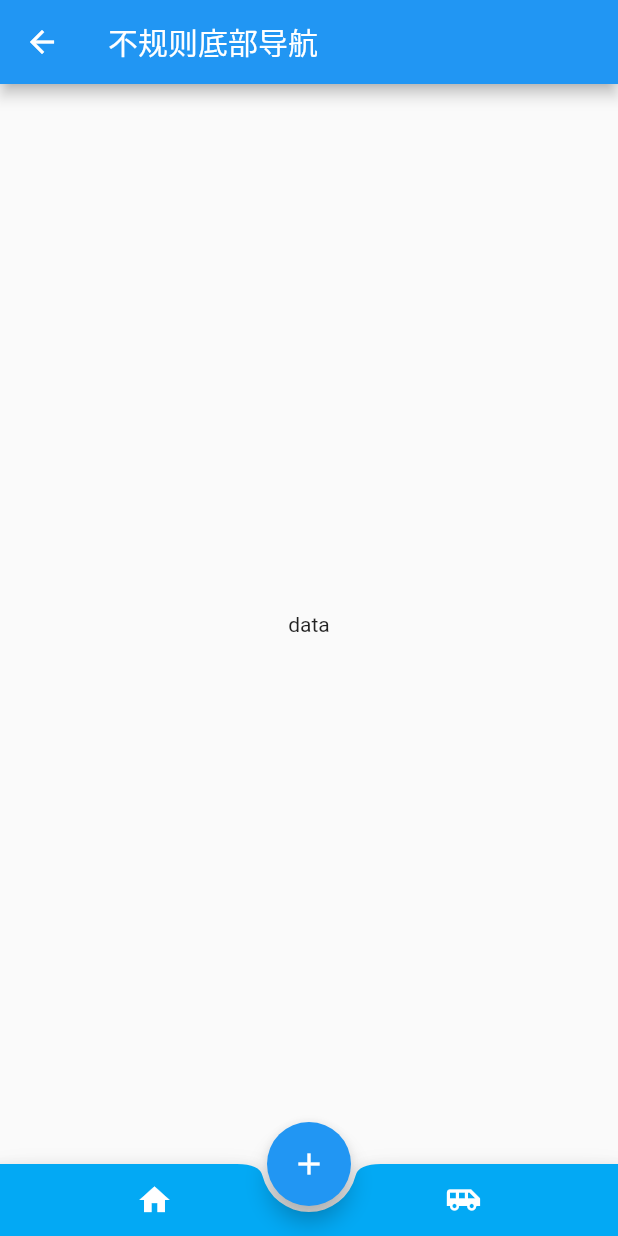
After one commit to no1harm/my_flutter_app, a Flutter app: the screen it shows after launch, after a tap on "不规则底部导航", on a phone screen of 412 x 824 dp. The commit adds this screen. Run offline on Flutter 3.47's test engine with Material 2 defaults, Android fonts, the phone set to English and light mode, and no system bars.

Commit message:
底部导航栏

```diff
--- /dev/null
+++ b/lib/anomalyFooter.dart
@@ -0,0 +1,79 @@
+import 'package:flutter/material.dart';
+
+class AnomalyFooterGuide extends StatefulWidget {
+  @override
+  _AnomalyFooterGuideState createState() => _AnomalyFooterGuideState();
+}
+
+class _AnomalyFooterGuideState extends State<AnomalyFooterGuide> {
+  List<Widget> list = List();
+  int _currentIndex = 0;
+  @override
+  void initState(){
+    list..add(AnomalyFooterPageGenarator('home'))..add(AnomalyFooterPageGenarator('cart'));
+    super.initState();
+  }
+  Widget build(BuildContext context) {
+    return new Scaffold(
+      appBar: AppBar(title: Text('不规则底部导航'),
+      ),
+      body: new Center(
+        child: Text('data'),
+      ),
+      floatingActionButton: FloatingActionButton(
+        onPressed: (){}, // 悬浮按钮点击事件
+        tooltip: 'Hello World', // 悬浮按钮长按显示
+        child: Icon(
+          Icons.add,
+          color: Colors.white,
+        ),
+      ),
+      floatingActionButtonLocation: FloatingActionButtonLocation.centerDocked,  // 当悬浮按钮要与底部导航栏融合时的必填选项
+      bottomNavigationBar: BottomAppBar(  // 底部工具栏，可以防止文字、图标、widget
+        color:Colors.lightBlue,
+        shape:CircularNotchedRectangle(), // 为了和 floatingActionButton 融合
+        child: Row(
+           mainAxisSize: MainAxisSize.max,
+           mainAxisAlignment: MainAxisAlignment.spaceAround,
+           children: <Widget>[
+             IconButton(
+               icon:Icon(Icons.home),
+               color:Colors.white,
+               onPressed:(){
+
+               }
+             ),
+             IconButton(
+               icon:Icon(Icons.airport_shuttle),
+               color:Colors.white,
+               onPressed:(){
+
+               }
+             ),
+           ],
+         ),
+      ),
+    );
+  }
+}
+
+class AnomalyFooterPageGenarator extends StatefulWidget {
+  String _title;
+  AnomalyFooterPageGenarator(this._title);
+
+  @override
+  _AnomalyFooterPageGenaratorState createState() => _AnomalyFooterPageGenaratorState();
+}
+
+class _AnomalyFooterPageGenaratorState extends State<AnomalyFooterPageGenarator> {
+
+  @override
+  Widget build(BuildContext context) {
+    return new Scaffold(
+      appBar: AppBar(title: Text(widget._title),),
+      body: new Center(
+        child: Text(widget._title),
+      ),
+    );
+  }
+}
--- a/lib/main.dart
+++ b/lib/main.dart
@@ -1,7 +1,7 @@
 // import 'package:flutter/cupertino.dart';
 import 'package:flutter/material.dart';
-import 'package:flutter/services.dart';
 import 'footer.dart';
+import 'anomalyFooter.dart';
 
 void main() => runApp(new MyApp());
 
@@ -33,6 +33,14 @@ class HomePage extends StatelessWidget {
               )
             },
           ),
+          new CustomButton(
+            title:'不规则底部导航',
+            onTap: () => {
+              Navigator.push(context,new  MaterialPageRoute(
+                builder:(context) =>new AnomalyFooterGuide())
+              )
+            },
+          ),
         ],
       )
     );
--- a/pubspec.yaml
+++ b/pubspec.yaml
@@ -14,7 +14,7 @@ description: A new Flutter project.
 version: 1.0.0+1
 
 environment:
-  sdk: ">=2.1.0 <3.0.0"
+  sdk: ">=2.2.0 <3.0.0"
 
 dependencies:
   flutter:
```
